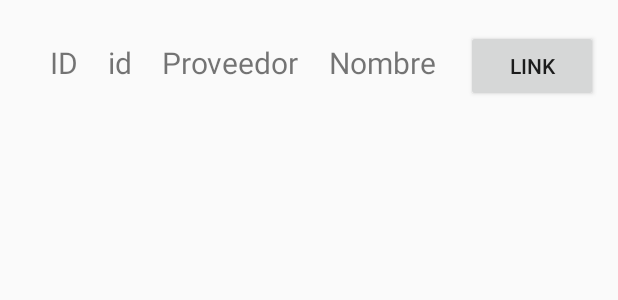
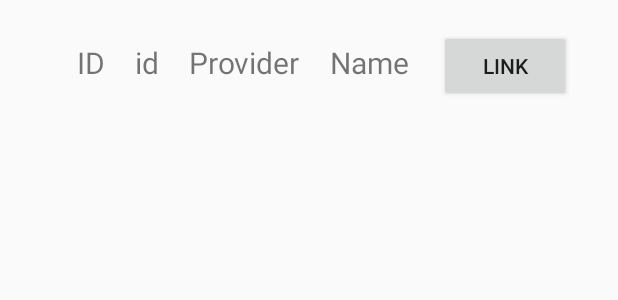
Before and after one commit to SergioMiguez/Kill-the-Creature-Hackathon, an Android app: the layout item_proveedor_list.xml on its own in the app's theme, with its tools: preview values and no code run, on a phone screen of 412 x 824 dp. Shown: the top 300 px of the screen. Run offline under Robolectric (Android 15) with nearby library versions, the phone set to English and light mode, and no system bars; network calls fail.

Commit message:
English Translations

```diff
--- a/Android-dev/HOSPITAPP/app/src/main/java/com/example/hospitapp/LoginActivity.java
+++ b/Android-dev/HOSPITAPP/app/src/main/java/com/example/hospitapp/LoginActivity.java
@@ -79,12 +79,12 @@ public class LoginActivity extends AppCompatActivity {
                     loginSuccess = !response.isEmpty();
 
                     if (loginSuccess) {
-                        Toast.makeText(getApplicationContext(), "Login Exitoso", Toast.LENGTH_SHORT).show();
+                        Toast.makeText(getApplicationContext(), "Successful Login", Toast.LENGTH_SHORT).show();
                         finish();
                         Intent loadMenu = new Intent(getApplicationContext(), MainActivity.class);
                         startActivity(loadMenu);
                     } else {
-                        Toast.makeText(getApplicationContext(), "Nombre de usuario o contraseña incorrectos", Toast.LENGTH_SHORT).show();
+                        Toast.makeText(getApplicationContext(), "Incorrect username or password", Toast.LENGTH_SHORT).show();
                     }
                 } catch (Exception e) {
                     Toast.makeText(getApplicationContext(), e.getMessage(), Toast.LENGTH_SHORT).show();
@@ -99,7 +99,7 @@ public class LoginActivity extends AppCompatActivity {
 
                 /**         TODO ELIMINATE AT THE END           */
                 if (userName.equals("email") && (password.equals("pass"))) {
-                    Toast.makeText(getApplicationContext(), "Login Exitoso", Toast.LENGTH_SHORT).show();
+                    Toast.makeText(getApplicationContext(), "Successful Login", Toast.LENGTH_SHORT).show();
                     finish();
                     Intent loadMenu = new Intent(getApplicationContext(), MainActivity.class);
                     startActivity(loadMenu);
--- a/Android-dev/HOSPITAPP/app/src/main/res/layout/item_material.xml
+++ b/Android-dev/HOSPITAPP/app/src/main/res/layout/item_material.xml
@@ -43,7 +43,7 @@
             android:id="@+id/materialName"
             android:layout_width="wrap_content"
             android:layout_height="wrap_content"
-            android:text="Nombre"
+            android:text="@string/materialName"
             android:textSize="20sp"
             android:layout_marginRight="20dp"
             >
--- a/Android-dev/HOSPITAPP/app/src/main/res/layout/item_proveedor_list.xml
+++ b/Android-dev/HOSPITAPP/app/src/main/res/layout/item_proveedor_list.xml
@@ -41,7 +41,7 @@
             android:id="@+id/txtnombre"
             android:layout_width="wrap_content"
             android:layout_height="wrap_content"
-            android:text="Proveedor"
+            android:text="@string/itemProviderListProvider"
             android:textSize="20sp"
             android:layout_marginRight="20dp"
             >
@@ -53,7 +53,7 @@
             android:id="@+id/ParticularName"
             android:layout_width="wrap_content"
             android:layout_height="wrap_content"
-            android:text="Nombre"
+            android:text="@string/particularName"
             android:textSize="20sp"
             android:layout_marginRight="20dp"
             >
--- a/Android-dev/HOSPITAPP/app/src/main/res/values/strings.xml
+++ b/Android-dev/HOSPITAPP/app/src/main/res/values/strings.xml
@@ -84,5 +84,8 @@
     <string name="homeTitle">HOME</string>
     <string name="linkedTitle">LINKED</string>
     <string name="helpProfileTitle">PROFILE</string>
+    <string name="itemProviderListProvider">Provider</string>
+    <string name="particularName">Name</string>
+    <string name="materialName">Name</string>
 
 </resources>
```
Also changed, not shown: Android-dev/HOSPITAPP/app/src/main/java/com/example/hospitapp/AddDialog.java (+7 -7 lines).
